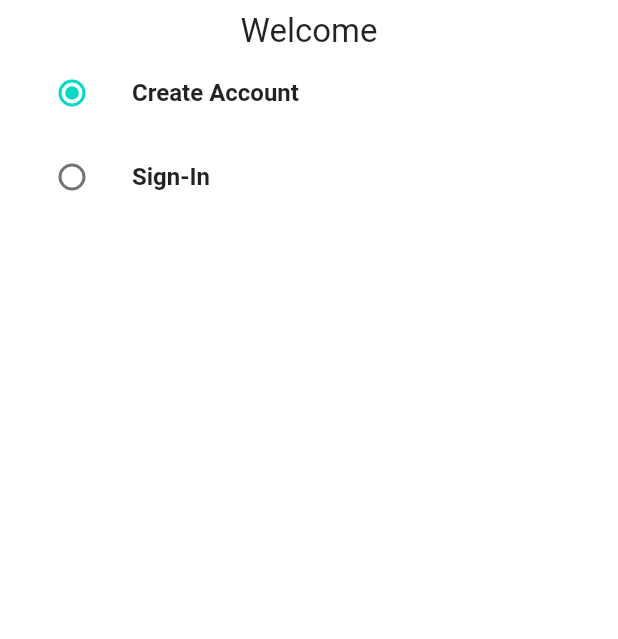
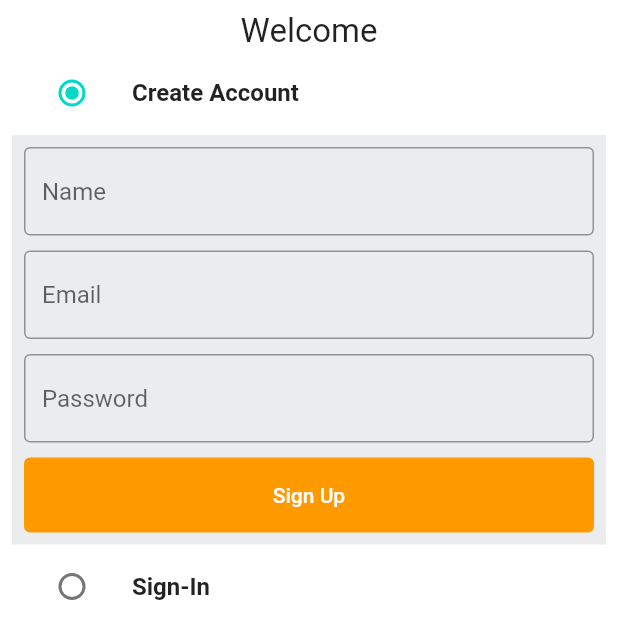
Before and after one commit to mdshamim000/amazon_clone_flutter, a Flutter app: the screen it shows after launch, on a phone screen of 412 x 824 dp. Shown: the top 639 px of the screen. Run offline on Flutter 3.47's test engine with Material 2 defaults, Android fonts, the phone set to English and light mode, and no system bars.

Commit message:
authscreen design

```diff
--- /dev/null
+++ b/lib/consts/cust_button.dart
@@ -0,0 +1,30 @@
+import 'package:flutter/material.dart';
+
+class CustomButton extends StatelessWidget {
+  final String text;
+  final VoidCallback onTap;
+  final Color? color;
+  const CustomButton({
+    Key? key,
+    required this.text,
+    required this.onTap,
+    this.color,
+  }) : super(key: key);
+
+  @override
+  Widget build(BuildContext context) {
+    return ElevatedButton(
+      child: Text(
+        text,
+        style: TextStyle(
+          color: color == null ? Colors.white : Colors.black,
+        ),
+      ),
+      onPressed: onTap,
+      style: ElevatedButton.styleFrom(
+          minimumSize: const Size(double.infinity, 50),
+          backgroundColor: color,
+          elevation: 0),
+    );
+  }
+}
--- a/lib/pages/auth/screens/authscreen.dart
+++ b/lib/pages/auth/screens/authscreen.dart
@@ -1,6 +1,10 @@
 import 'package:flutter/material.dart';
 import 'package:flutter/src/widgets/container.dart';
 import 'package:flutter/src/widgets/framework.dart';
+
+import '../../../consts/cust_button.dart';
+import '../../../consts/global_var.dart';
+import '../../../res/widgets/custom_textfield.dart';
 
 class AuthScreen extends StatefulWidget {
   static const String routeName = '/auth-screen';
@@ -12,6 +16,21 @@ class AuthScreen extends StatefulWidget {
 
 class _AuthScreenState extends State<AuthScreen> {
   AuthEn _auth = AuthEn.signup;
+  final _signUpFormKey = GlobalKey<FormState>();
+  final _signInFormKey = GlobalKey<FormState>();
+
+  final TextEditingController _emailController = TextEditingController();
+  final TextEditingController _passwordController = TextEditingController();
+  final TextEditingController _nameController = TextEditingController();
+
+  @override
+  void dispose() {
+    super.dispose();
+    _emailController.dispose();
+    _passwordController.dispose();
+    _nameController.dispose();
+  }
+
   @override
   Widget build(BuildContext context) {
     return Scaffold(
@@ -38,6 +57,41 @@ class _AuthScreenState extends State<AuthScreen> {
                       });
                     }),
               ),
+              if (_auth == AuthEn.signup)
+                Container(
+                  padding: const EdgeInsets.all(8),
+                  color: GlobalVariables.greyBackgroundCOlor,
+                  child: Form(
+                    key: _signUpFormKey,
+                    child: Column(
+                      children: [
+                        CustomTextField(
+                          controller: _nameController,
+                          hintText: 'Name',
+                        ),
+                        const SizedBox(height: 10),
+                        CustomTextField(
+                          controller: _emailController,
+                          hintText: 'Email',
+                        ),
+                        const SizedBox(height: 10),
+                        CustomTextField(
+                          controller: _passwordController,
+                          hintText: 'Password',
+                        ),
+                        const SizedBox(height: 10),
+                        CustomButton(
+                          text: 'Sign Up',
+                          onTap: () {
+                            if (_signUpFormKey.currentState!.validate()) {
+                              // signUpUser();
+                            }
+                          },
+                        )
+                      ],
+                    ),
+                  ),
+                ),
               ListTile(
                 title: Text(
                   'Sign-In',
@@ -52,6 +106,36 @@ class _AuthScreenState extends State<AuthScreen> {
                       });
                     }),
               ),
+              if (_auth == AuthEn.signin)
+                Container(
+                  padding: const EdgeInsets.all(8),
+                  color: GlobalVariables.greyBackgroundCOlor,
+                  child: Form(
+                    key: _signInFormKey,
+                    child: Column(
+                      children: [
+                        CustomTextField(
+                          controller: _emailController,
+                          hintText: 'Email',
+                        ),
+                        const SizedBox(height: 10),
+                        CustomTextField(
+                          controller: _passwordController,
+                          hintText: 'Password',
+                        ),
+                        const SizedBox(height: 10),
+                        CustomButton(
+                          text: 'Sign In',
+                          onTap: () {
+                            if (_signInFormKey.currentState!.validate()) {
+                              // signInUser();
+                            }
+                          },
+                        )
+                      ],
+                    ),
+                  ),
+                ),
             ],
           ),
         ),
--- /dev/null
+++ b/lib/res/widgets/custom_textfield.dart
@@ -0,0 +1,36 @@
+import 'package:flutter/material.dart';
+
+class CustomTextField extends StatelessWidget {
+  final TextEditingController controller;
+  final String hintText;
+  final int maxLines;
+  const CustomTextField({
+    Key? key,
+    required this.controller,
+    required this.hintText,
+    this.maxLines = 1,
+  }) : super(key: key);
+  @override
+  Widget build(BuildContext context) {
+    return TextFormField(
+      controller: controller,
+      decoration: InputDecoration(
+          hintText: hintText,
+          border: const OutlineInputBorder(
+              borderSide: BorderSide(
+            color: Colors.black38,
+          )),
+          enabledBorder: const OutlineInputBorder(
+              borderSide: BorderSide(
+            color: Colors.black38,
+          ))),
+      validator: (val) {
+        if (val == null || val.isEmpty) {
+          return 'Enter your $hintText';
+        }
+        return null;
+      },
+      maxLines: maxLines,
+    );
+  }
+}
```
